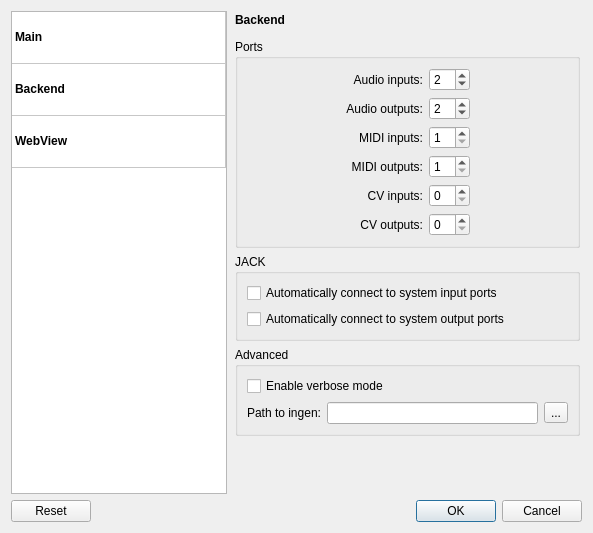
First picture: the form in resources/ui/mod_settings.ui, repository mod-audio/mod-app-legacy, before the edit.
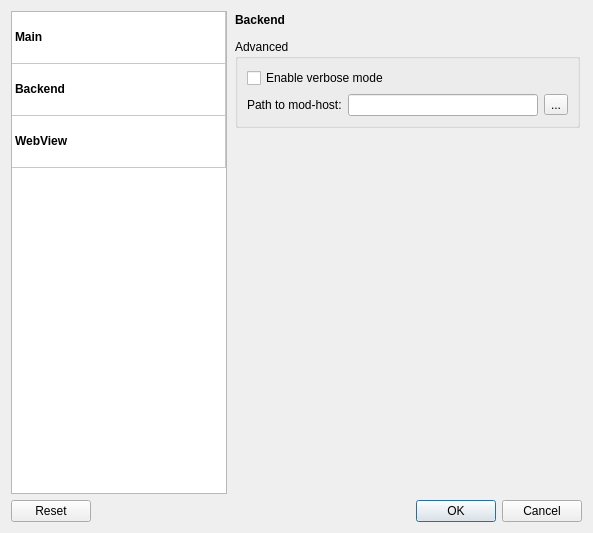
Second picture: the form after the edit. The open tabs and pages were chosen to show the change. Icons and pictures are not drawn.

Commit message: Remove old ingen related options

Patch:
```diff
--- a/resources/ui/mod_settings.ui
+++ b/resources/ui/mod_settings.ui
@@ -339,323 +339,6 @@
            </item>
           </layout>
          </item>
-         <item>
-          <widget class="QGroupBox" name="groupBox">
-           <property name="title">
-            <string>Ports</string>
-           </property>
-           <layout class="QGridLayout" name="gridLayout">
-            <item row="3" column="0">
-             <spacer name="horizontalSpacer_14">
-              <property name="orientation">
-               <enum>Qt::Horizontal</enum>
-              </property>
-              <property name="sizeHint" stdset="0">
-               <size>
-                <width>20</width>
-                <height>20</height>
-               </size>
-              </property>
-             </spacer>
-            </item>
-            <item row="3" column="1">
-             <widget class="QLabel" name="label_backend_midi_outs">
-              <property name="text">
-               <string>MIDI outputs:</string>
-              </property>
-              <property name="alignment">
-               <set>Qt::AlignRight|Qt::AlignTrailing|Qt::AlignVCenter</set>
-              </property>
-             </widget>
-            </item>
-            <item row="0" column="2">
-             <widget class="QSpinBox" name="sb_backend_audio_ins">
-              <property name="maximum">
-               <number>16</number>
-              </property>
-              <property name="value">
-               <number>2</number>
-              </property>
-             </widget>
-            </item>
-            <item row="3" column="3">
-             <spacer name="horizontalSpacer_6">
-              <property name="orientation">
-               <enum>Qt::Horizontal</enum>
-              </property>
-              <property name="sizeType">
-               <enum>QSizePolicy::Expanding</enum>
-              </property>
-              <property name="sizeHint" stdset="0">
-               <size>
-                <width>20</width>
-                <height>20</height>
-               </size>
-              </property>
-             </spacer>
-            </item>
-            <item row="2" column="1">
-             <widget class="QLabel" name="label_backend_midi_ins">
-              <property name="text">
-               <string>MIDI inputs:</string>
-              </property>
-              <property name="alignment">
-               <set>Qt::AlignRight|Qt::AlignTrailing|Qt::AlignVCenter</set>
-              </property>
-             </widget>
-            </item>
-            <item row="1" column="2">
-             <widget class="QSpinBox" name="sb_backend_audio_outs">
-              <property name="maximum">
-               <number>16</number>
-              </property>
-              <property name="value">
-               <number>2</number>
-              </property>
-             </widget>
-            </item>
-            <item row="2" column="2">
-             <widget class="QSpinBox" name="sb_backend_midi_ins">
-              <property name="minimum">
-               <number>1</number>
-              </property>
-              <property name="maximum">
-               <number>4</number>
-              </property>
-             </widget>
-            </item>
-            <item row="3" column="2">
-             <widget class="QSpinBox" name="sb_backend_midi_outs">
-              <property name="minimum">
-               <number>1</number>
-              </property>
-              <property name="maximum">
-               <number>4</number>
-              </property>
-             </widget>
-            </item>
-            <item row="0" column="0">
-             <spacer name="horizontalSpacer_7">
-              <property name="orientation">
-               <enum>Qt::Horizontal</enum>
-              </property>
-              <property name="sizeHint" stdset="0">
-               <size>
-                <width>20</width>
-                <height>20</height>
-               </size>
-              </property>
-             </spacer>
-            </item>
-            <item row="1" column="0">
-             <spacer name="horizontalSpacer_8">
-              <property name="orientation">
-               <enum>Qt::Horizontal</enum>
-              </property>
-              <property name="sizeHint" stdset="0">
-               <size>
-                <width>20</width>
-                <height>20</height>
-               </size>
-              </property>
-             </spacer>
-            </item>
-            <item row="2" column="0">
-             <spacer name="horizontalSpacer_10">
-              <property name="orientation">
-               <enum>Qt::Horizontal</enum>
-              </property>
-              <property name="sizeHint" stdset="0">
-               <size>
-                <width>20</width>
-                <height>20</height>
-               </size>
-              </property>
-             </spacer>
-            </item>
-            <item row="1" column="3">
-             <spacer name="horizontalSpacer_3">
-              <property name="orientation">
-               <enum>Qt::Horizontal</enum>
-              </property>
-              <property name="sizeType">
-               <enum>QSizePolicy::Expanding</enum>
-              </property>
-              <property name="sizeHint" stdset="0">
-               <size>
-                <width>20</width>
-                <height>20</height>
-               </size>
-              </property>
-             </spacer>
-            </item>
-            <item row="0" column="3">
-             <spacer name="horizontalSpacer_2">
-              <property name="orientation">
-               <enum>Qt::Horizontal</enum>
-              </property>
-              <property name="sizeType">
-               <enum>QSizePolicy::Expanding</enum>
-              </property>
-              <property name="sizeHint" stdset="0">
-               <size>
-                <width>20</width>
-                <height>20</height>
-               </size>
-              </property>
-             </spacer>
-            </item>
-            <item row="2" column="3">
-             <spacer name="horizontalSpacer_4">
-              <property name="orientation">
-               <enum>Qt::Horizontal</enum>
-              </property>
-              <property name="sizeType">
-               <enum>QSizePolicy::Expanding</enum>
-              </property>
-              <property name="sizeHint" stdset="0">
-               <size>
-                <width>20</width>
-                <height>20</height>
-               </size>
-              </property>
-             </spacer>
-            </item>
-            <item row="4" column="1">
-             <widget class="QLabel" name="label_backend_cv_ins">
-              <property name="text">
-               <string>CV inputs:</string>
-              </property>
-              <property name="alignment">
-               <set>Qt::AlignRight|Qt::AlignTrailing|Qt::AlignVCenter</set>
-              </property>
-             </widget>
-            </item>
-            <item row="1" column="1">
-             <widget class="QLabel" name="label_backend_audio_outs">
-              <property name="text">
-               <string>Audio outputs:</string>
-              </property>
-              <property name="alignment">
-               <set>Qt::AlignRight|Qt::AlignTrailing|Qt::AlignVCenter</set>
-              </property>
-             </widget>
-            </item>
-            <item row="0" column="1">
-             <widget class="QLabel" name="label_backend_audio_ins">
-              <property name="text">
-               <string>Audio inputs:</string>
-              </property>
-              <property name="alignment">
-               <set>Qt::AlignRight|Qt::AlignTrailing|Qt::AlignVCenter</set>
-              </property>
-             </widget>
-            </item>
-            <item row="5" column="1">
-             <widget class="QLabel" name="label_backend_cv_outs">
-              <property name="text">
-               <string>CV outputs:</string>
-              </property>
-              <property name="alignment">
-               <set>Qt::AlignRight|Qt::AlignTrailing|Qt::AlignVCenter</set>
-              </property>
-             </widget>
-            </item>
-            <item row="4" column="0">
-             <spacer name="horizontalSpacer_15">
-              <property name="orientation">
-               <enum>Qt::Horizontal</enum>
-              </property>
-              <property name="sizeHint" stdset="0">
-               <size>
-                <width>40</width>
-                <height>20</height>
-               </size>
-              </property>
-             </spacer>
-            </item>
-            <item row="5" column="0">
-             <spacer name="horizontalSpacer_16">
-              <property name="orientation">
-               <enum>Qt::Horizontal</enum>
-              </property>
-              <property name="sizeHint" stdset="0">
-               <size>
-                <width>40</width>
-                <height>20</height>
-               </size>
-              </property>
-             </spacer>
-            </item>
-            <item row="4" column="3">
-             <spacer name="horizontalSpacer_17">
-              <property name="orientation">
-               <enum>Qt::Horizontal</enum>
-              </property>
-              <property name="sizeHint" stdset="0">
-               <size>
-                <width>40</width>
-                <height>20</height>
-               </size>
-              </property>
-             </spacer>
-            </item>
-            <item row="5" column="3">
-             <spacer name="horizontalSpacer_18">
-              <property name="orientation">
-               <enum>Qt::Horizontal</enum>
-              </property>
-              <property name="sizeHint" stdset="0">
-               <size>
-                <width>40</width>
-                <height>20</height>
-               </size>
-              </property>
-             </spacer>
-            </item>
-            <item row="4" column="2">
-             <widget class="QSpinBox" name="sb_backend_cv_ins">
-              <property name="maximum">
-               <number>4</number>
-              </property>
-             </widget>
-            </item>
-            <item row="5" column="2">
-             <widget class="QSpinBox" name="sb_backend_cv_outs">
-              <property name="maximum">
-               <number>4</number>
-              </property>
-             </widget>
-            </item>
-           </layout>
-          </widget>
-         </item>
-         <item>
-          <widget class="QGroupBox" name="group_host_jack">
-           <property name="title">
-            <string>JACK</string>
-           </property>
-           <property name="checkable">
-            <bool>false</bool>
-           </property>
-           <layout class="QGridLayout" name="gridLayout_3">
-            <item row="1" column="0" colspan="2">
-             <widget class="QCheckBox" name="cb_host_auto_connect_outs">
-              <property name="text">
-               <string>Automatically connect to system input ports</string>
-              </property>
-             </widget>
-            </item>
-            <item row="2" column="0" colspan="2">
-             <widget class="QCheckBox" name="cb_host_auto_connect_ins">
-              <property name="text">
-               <string>Automatically connect to system output ports</string>
-              </property>
-             </widget>
-            </item>
-           </layout>
-          </widget>
-         </item>
          <item>
           <widget class="QGroupBox" name="group_host_advanced">
            <property name="title">
@@ -674,7 +357,7 @@
               <item>
                <widget class="QLabel" name="label_host_path">
                 <property name="text">
-                 <string>Path to ingen:</string>
+                 <string>Path to mod-host:</string>
                 </property>
                </widget>
               </item>
```
Left out of the diff: 2 changed lines with no effect on the pictures. The commit also changes 1 other file.
